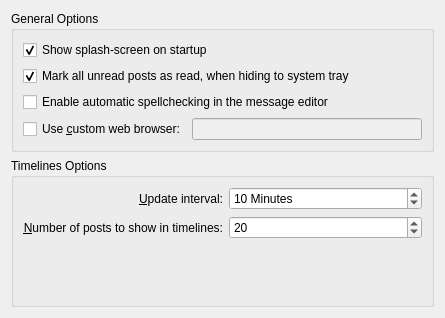
This is choqok/config/behavior/behaviorconfig_general.ui in KDE/choqok as Qt 5 draws it before an edit. The edited form follows.
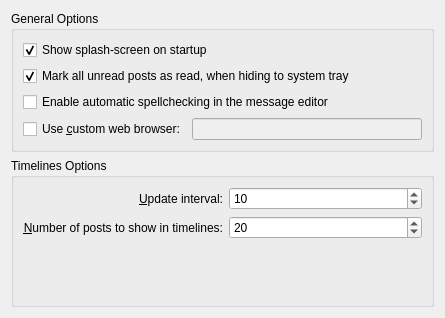
This is the edited form. Custom widgets are drawn as their Qt base class.

Commit message: Replace static KIntSpinBox suffix with plural compatible suffix.

The edit to the form file:
```diff
--- a/choqok/config/behavior/behaviorconfig_general.ui
+++ b/choqok/config/behavior/behaviorconfig_general.ui
@@ -125,9 +125,6 @@
             <property name="specialValueText">
              <string>Disabled</string>
             </property>
-            <property name="suffix">
-             <string> Minutes</string>
-            </property>
             <property name="minimum">
              <number>0</number>
             </property>
```
The commit also changes 2 other files.
